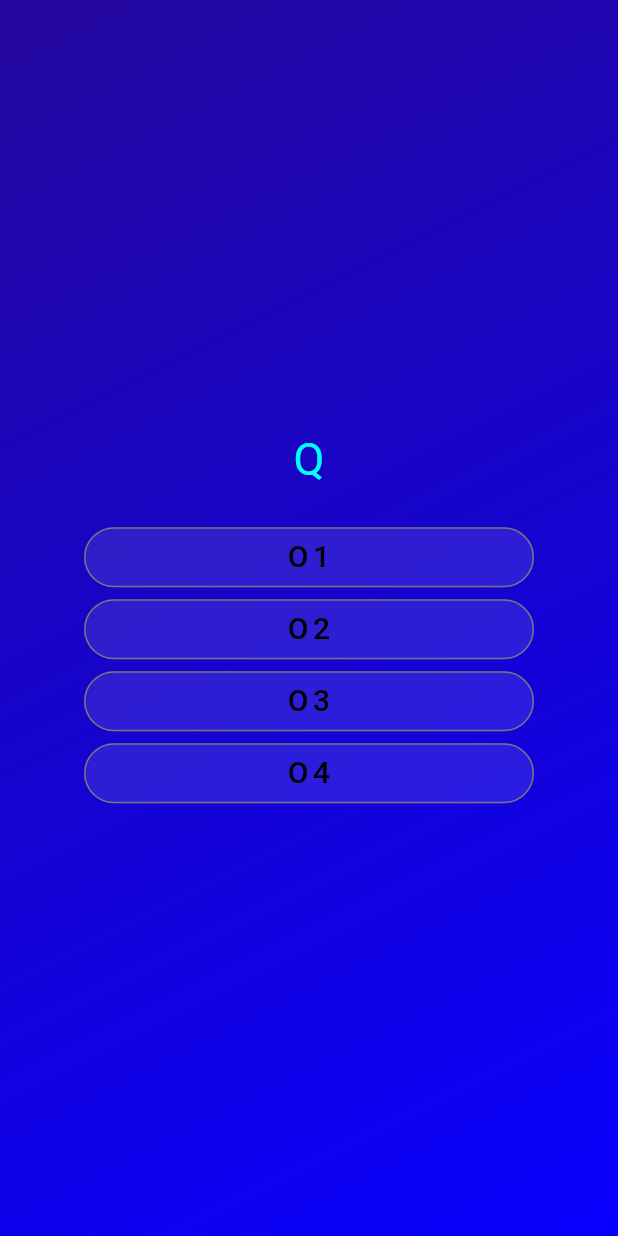
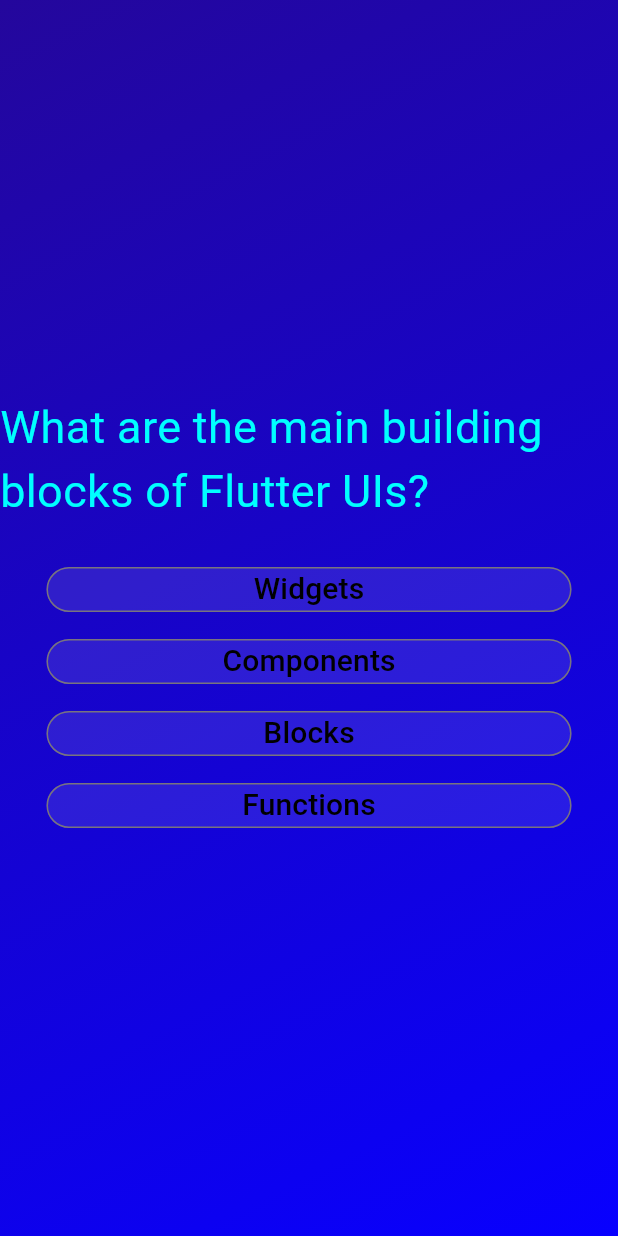
Before and after one commit to kumarvarun3834/Quizarea, a Flutter app: the screen it shows after launch, after a tap on "Start Quiz", on a phone screen of 412 x 824 dp. Run offline on Flutter 3.47's test engine with Material 3 defaults, Android fonts, the phone set to English and light mode, and no system bars.

Commit message:
button working just now have to store its data and present

```diff
--- a/lib/TextContainer.dart
+++ b/lib/TextContainer.dart
@@ -11,7 +11,7 @@ class TextContainer extends StatelessWidget {
       style: TextStyle(
           color: colour,
           fontSize: f,
-        letterSpacing: 3,
+        // letterSpacing: 3,
       )
     );
   }}
--- a/lib/opt_buttons.dart
+++ b/lib/opt_buttons.dart
@@ -3,31 +3,36 @@ import 'package:flutter/material.dart';
 import 'package:quizarea/TextContainer.dart';
 
 class buttons_opt extends StatelessWidget {
-  buttons_opt(this.Q,this.opt,this.A,{super.key});
+  final VoidCallback onPressed;
+  buttons_opt(this.Q,this.opt,this.A,this.onPressed,{super.key});
   final String Q,A;
   final String opt;
 
   @override
   Widget build(BuildContext context) {
     return OutlinedButton.icon(
-      onPressed: () {
-        if (opt == A){
-          print(Q);
-          print("correct");
-        }
-        else{
-        print(Q);
-        print(opt);
-      }},
+      // onPressed: () {
+      //   if (opt == A){
+      //     print(Q);
+      //     print("correct");
+      //
+      //   }
+      //   else{
+      //   print(Q);
+      //   print(opt);
+      // }},
+      onPressed: onPressed,
       style: OutlinedButton.styleFrom(
-        fixedSize: Size(300, 30),
+        // fixedSize: Size(300),
+        minimumSize: Size(350, 30) ,
+        maximumSize: Size(350, 200),
         backgroundColor: Colors.white10,
         foregroundColor: Colors.black,
         shape: RoundedRectangleBorder(
           borderRadius: BorderRadius.circular(50),
         ),
-      ),
-      label: TextContainer(opt, Colors.black, 20)
+    ),
+    label: TextContainer(opt, Colors.black, 20)
     );
   }
 }
--- a/lib/quesations.dart
+++ b/lib/quesations.dart
@@ -3,7 +3,9 @@ import 'package:quizarea/TextContainer.dart';
 import 'package:quizarea/opt_buttons.dart';
 
 class  Quesations extends StatelessWidget {
-  const Quesations(this.dataset,{super.key});
+  final VoidCallback onPressed;
+  final VoidCallback onPressed2;
+  const Quesations(this.dataset,this.onPressed,this.onPressed2,{super.key});
   final List<String> dataset;
 
   @override
@@ -15,10 +17,10 @@ class  Quesations extends StatelessWidget {
           Center(child:
           TextContainer(dataset[0], Color.fromARGB(255, 0, 255, 255), 30)),
           const SizedBox(height: 20),
-          buttons_opt(dataset[0],dataset[1],dataset[5]),
-          buttons_opt(dataset[0],dataset[2],dataset[5]),
-          buttons_opt(dataset[0],dataset[3],dataset[5]),
-          buttons_opt(dataset[0],dataset[4],dataset[5]),
+          buttons_opt(dataset[0],dataset[1],dataset[5],onPressed),
+          buttons_opt(dataset[0],dataset[2],dataset[5],onPressed),
+          buttons_opt(dataset[0],dataset[3],dataset[5],onPressed),
+          buttons_opt(dataset[0],dataset[4],dataset[5],onPressed),
         ]
     );
   }
--- a/lib/quiz.dart
+++ b/lib/quiz.dart
@@ -32,11 +32,67 @@ class _Quiz extends State<MyHomePage> {
     super.initState();
     currState = Main_Screen(onPressed: switchState);
   }
+  final List<List<String>> quizData = [
+    [
+      'What are the main building blocks of Flutter UIs?',
+      'Widgets',
+      'Components',
+      'Blocks',
+      'Functions',
+      'Widgets',
+    ],
+    [
+      'How are Flutter UIs built?',
+      'By combining widgets in code',
+      'By combining widgets in a visual editor',
+      'By defining widgets in config files',
+      'By using XCode for iOS and Android Studio for Android',
+      'By combining widgets in code',
+    ],
+    [
+      'What\'s the purpose of a StatefulWidget?',
+      'Update UI as data changes',
+      'Update data as UI changes',
+      'Ignore data changes',
+      'Render UI that does not depend on data',
+      'Update UI as data changes',
+    ],
+    [
+      'Which widget should you try to use more often: StatelessWidget or StatefulWidget?',
+      'StatelessWidget',
+      'StatefulWidget',
+      'Both are equally good',
+      'None of the above',
+      'StatelessWidget',
+    ],
+    [
+      'What happens if you change data in a StatelessWidget?',
+      'The UI is not updated',
+      'The UI is updated',
+      'The closest StatefulWidget is updated',
+      'Any nested StatefulWidgets are updated',
+      'The UI is not updated',
+    ],
+    [
+      'How should you update data inside of StatefulWidgets?',
+      'By calling setState()',
+      'By calling updateData()',
+      'By calling updateUI()',
+      'By calling updateState()',
+      'By calling setState()',
+    ],
+  ];
+
+  int i=0;
 
   void switchState() {
     setState(() {
-      currState = Quesations(["Q","O1","O2","O3","O4","O4"]);
-      // currState = Quesations();
+      if (i < quizData.length) {
+        currState = Quesations(quizData[i], switchState, switchState);
+        i += 1;
+      }else{
+
+      }
     });
   }
 
```
Also changed, not shown: lib/Quesations_file.dart (added, +56 -0 lines).
